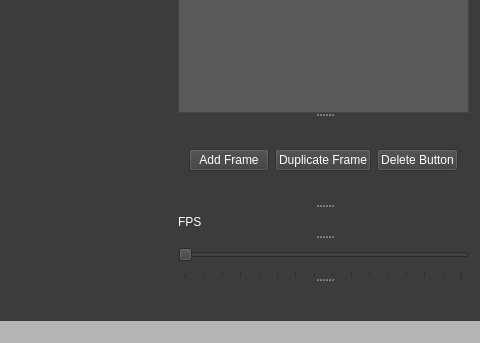
Above: spriteview.ui from Mitten25/SpriteEditor before the change; both pictures show x 433 to 913 and y 294 to 637 of the 913 by 637 pixel window. Below: the same form after it.
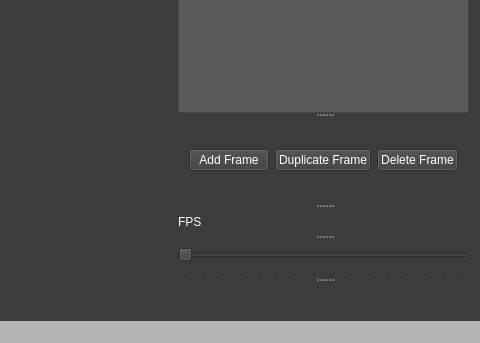
That is the form after the change.

Commit message: fix delete and duplicate bugs

```diff
--- a/spriteview.ui
+++ b/spriteview.ui
@@ -729,7 +729,7 @@
            <bool>false</bool>
           </property>
           <property name="text">
-           <string>Delete Button</string>
+           <string>Delete Frame</string>
           </property>
          </widget>
         </item>
```
Left out of the diff: 2 changed lines with no effect on the pictures. The commit also changes 2 other files.
